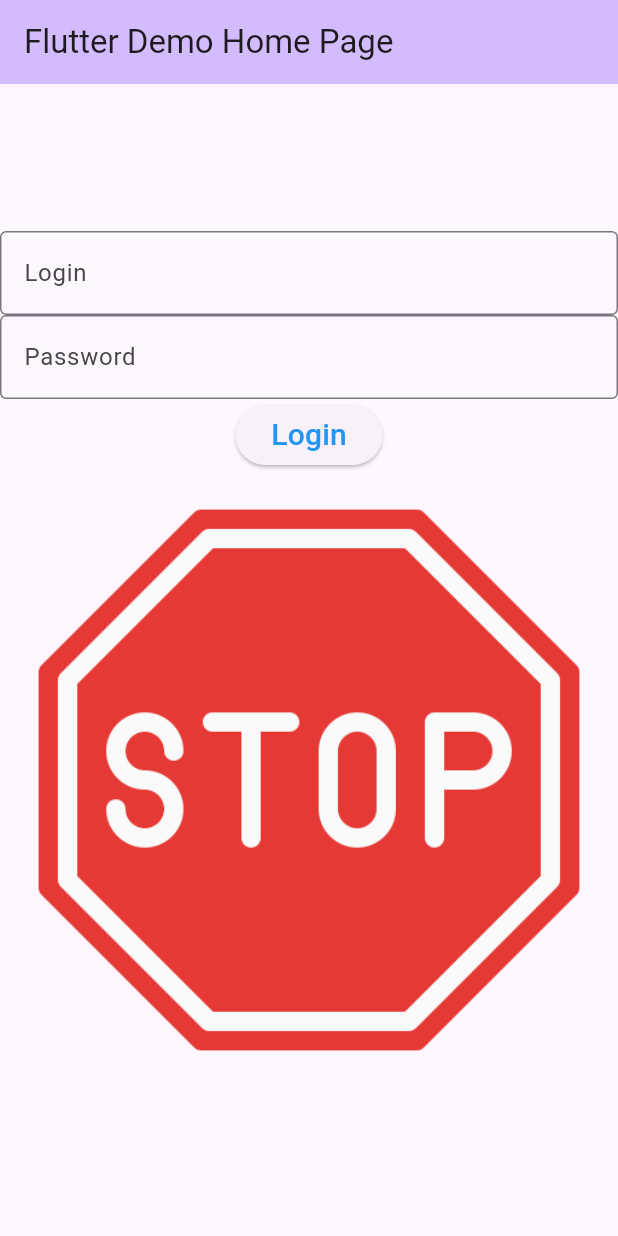
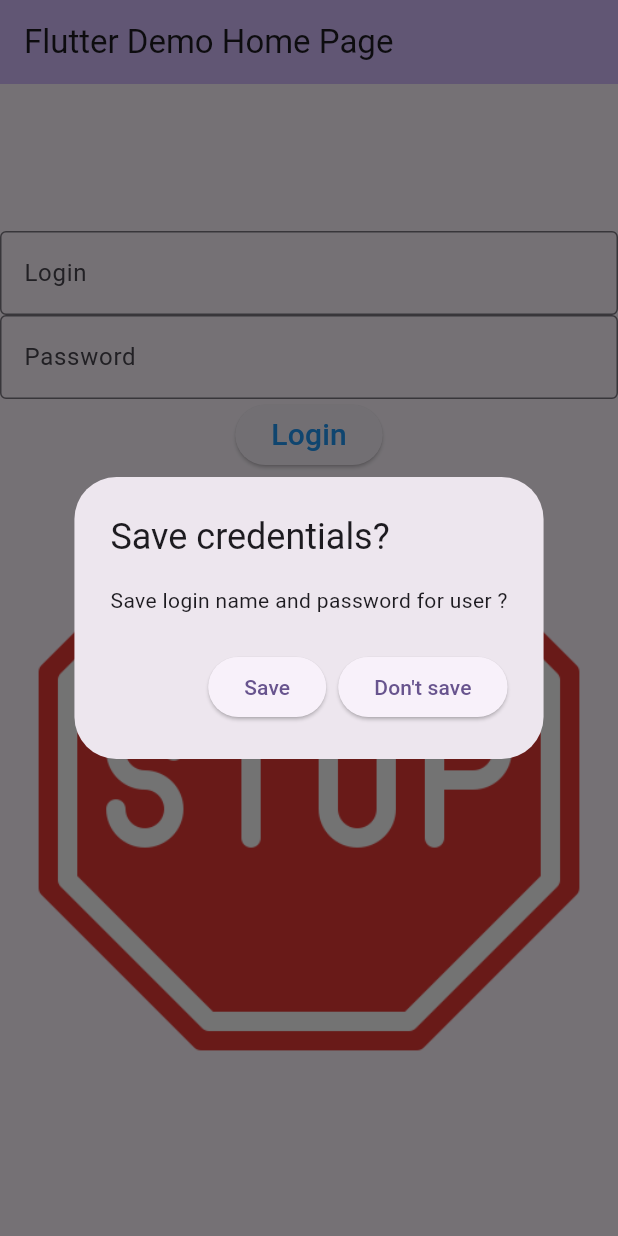
Before and after one commit to sliceofpizzaxd/my_cst2335_labs, a Flutter app: the screen it shows after launch, after a tap on "Login", on a phone screen of 412 x 824 dp. Run offline on Flutter 3.47's test engine with Material 3 defaults, Android fonts, the phone set to English and light mode, and no system bars.

```diff
--- a/lib/main.dart
+++ b/lib/main.dart
@@ -129,6 +129,21 @@ class _MyHomePageState extends State<MyHomePage> {
               setState(() {
                 imageSource = (passTextController.value.text == "QWERTY123" ? "images/idea.png" : "images/stop.png");
               });
+              showDialog<String>(
+                context: context,
+                builder: (BuildContext context) => AlertDialog(
+                  title: const Text('Save credentials?'),
+                  content: Text('Save login name and password for user ' + userTextController.value.text + '?'),
+                  actions: <Widget>[
+                    ElevatedButton(onPressed: () {
+                      // shared preferences
+                    }, child: Text('Save')),
+                    ElevatedButton(onPressed: (){
+                      Navigator.pop(context);
+                    }, child: Text("Don't save"))
+                  ]
+                )
+              );
             }, child: Text('Login', style:TextStyle(fontSize:20, color:Colors.blue))),
             Image.asset(imageSource)
 
--- a/pubspec.yaml
+++ b/pubspec.yaml
@@ -35,6 +35,7 @@ dependencies:
   # The following adds the Cupertino Icons font to your application.
   # Use with the CupertinoIcons class for iOS style icons.
   cupertino_icons: ^1.0.8
+  shared_preferences: ^2.3.2
 
 dev_dependencies:
   flutter_test:
```
Also changed, not shown: pubspec.lock, 1 other file.
